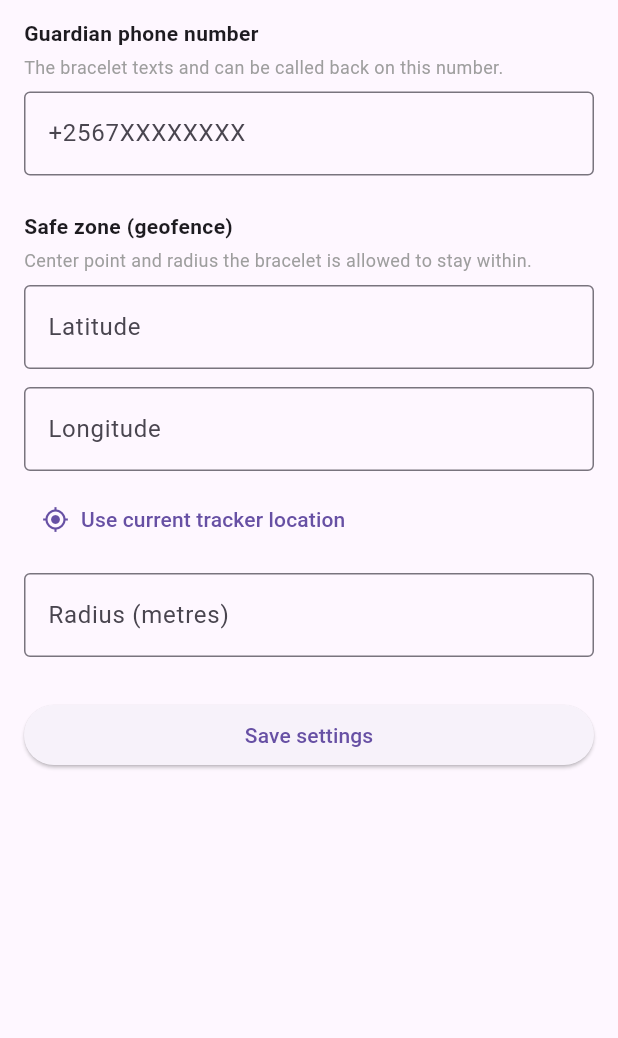
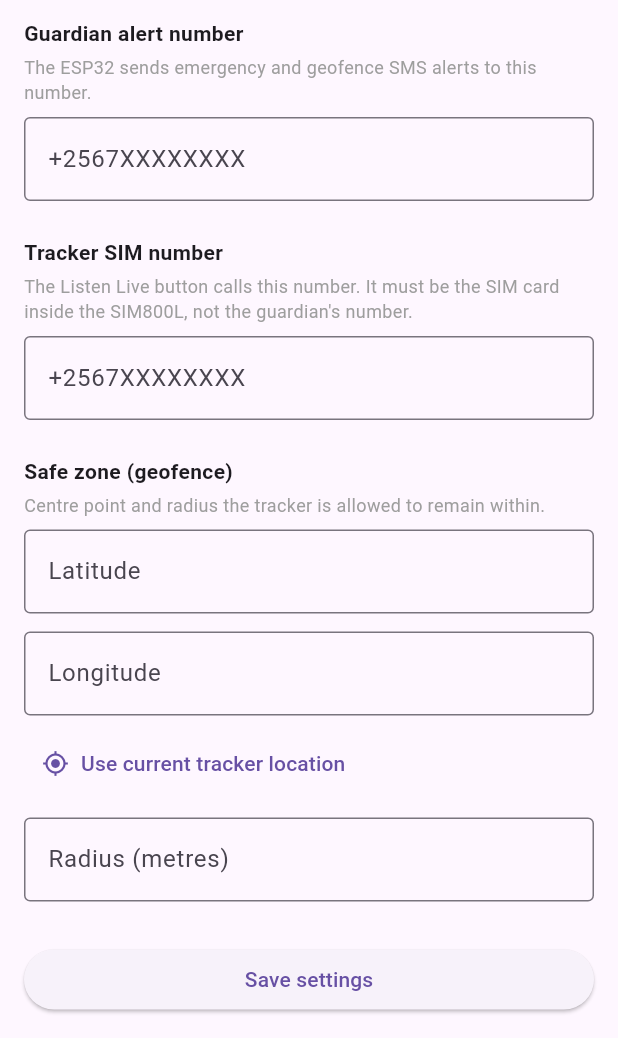
Before and after one commit to Ssewajje-Elvin-Alex/Smart_Tracker_Application, a Flutter app: the screen it shows after launch, after a tap on the "settings" icon, on a phone screen of 412 x 824 dp, the part 198-1236 px from its top. Run offline on Flutter 3.47's test engine with Material 3 defaults, Android fonts, the phone set to English and light mode, and no system bars; our stand-ins replace google_maps_flutter; network calls fail.

Commit message:
new changes

```diff
--- a/smart_tracker_app/lib/main.dart
+++ b/smart_tracker_app/lib/main.dart
@@ -1,15 +1,14 @@
 import 'dart:async';
+
 import 'package:flutter/material.dart';
-import 'services/api_services.dart';
 import 'package:google_maps_flutter/google_maps_flutter.dart';
 import 'package:url_launcher/url_launcher.dart';
+
 import 'screens/settings_screen.dart';
-
-// Must match PHONE_NUMBER in the ESP32 sketch — this is who the bracelet
-// itself already texts on emergency/geofence events.
-const String guardianContactNumber = "+256748649671";
+import 'services/api_services.dart';
 
 const Map<String, String> eventTypeLabels = {
+  "LOCATION_UPDATE": "Live location update",
   "EMERGENCY_BUTTON": "Emergency button pressed",
   "GEOFENCE_EXIT": "Left safe zone",
   "GEOFENCE_RETURN": "Returned to safe zone",
@@ -43,76 +42,166 @@ class TrackerHome extends StatefulWidget {
 
 class _TrackerHomeState extends State<TrackerHome> {
   Map<String, dynamic>? locationData;
+  Map<String, dynamic>? deviceConfig;
+
   bool loading = false;
   String? errorMessage;
   Timer? pollTimer;
 
   GoogleMapController? mapController;
+  LatLng currentPosition = const LatLng(0.332201, 32.570472);
 
-  LatLng currentPosition = const LatLng(0.332201, 32.570472);
+  String get trackerSimNumber =>
+      (deviceConfig?["device_phone"] ?? "").toString().trim();
+
+  DateTime? get latestTimestamp {
+    final value = locationData?["timestamp"]?.toString();
+    return value == null ? null : DateTime.tryParse(value)?.toLocal();
+  }
+
+  bool get dataIsStale {
+    final timestamp = latestTimestamp;
+    if (timestamp == null) return true;
+    return DateTime.now().difference(timestamp) > const Duration(minutes: 2);
+  }
 
   @override
   void initState() {
     super.initState();
-    getLocation();
-    // Auto-refresh so a real emergency shows up without the user tapping
-    // anything.
+    _loadInitialData();
+
+    // Polling is used until Firebase push/realtime delivery is added.
     pollTimer = Timer.periodic(
       const Duration(seconds: 15),
       (_) => getLocation(silent: true),
     );
   }
 
+  Future<void> _loadInitialData() async {
+    await Future.wait([
+      getLocation(),
+      getDeviceConfig(silent: true),
+    ]);
+  }
+
   @override
   void dispose() {
     pollTimer?.cancel();
+    mapController?.dispose();
     super.dispose();
   }
 
   Future<void> getLocation({bool silent = false}) async {
-    if (!silent) {
+    if (!silent && mounted) {
       setState(() => loading = true);
     }
 
     try {
       final data = await ApiService.getLatestLocation();
+      final latitude = double.parse(data["latitude"].toString());
+      final longitude = double.parse(data["longitude"].toString());
+
+      if (!mounted) return;
+
       setState(() {
         locationData = data;
         errorMessage = null;
-        currentPosition = LatLng(
-          double.parse(data["latitude"].toString()),
-          double.parse(data["longitude"].toString()),
-        );
+        currentPosition = LatLng(latitude, longitude);
       });
 
-      mapController?.animateCamera(
+      await mapController?.animateCamera(
         CameraUpdate.newLatLngZoom(currentPosition, 15),
       );
     } catch (e) {
+      if (!mounted) return;
+
       setState(() => errorMessage = e.toString());
 
-      if (!silent && mounted) {
+      if (!silent) {
         ScaffoldMessenger.of(context).showSnackBar(
           SnackBar(content: Text("Error: $e")),
         );
       }
-    }
-
-    if (!silent) {
-      setState(() => loading = false);
+    } finally {
+      if (!silent && mounted) {
+        setState(() => loading = false);
+      }
     }
   }
 
-  Future<void> callGuardianContact() async {
-    final uri = Uri(scheme: "tel", path: guardianContactNumber);
+  Future<void> getDeviceConfig({bool silent = false}) async {
+    try {
+      final config = await ApiService.getDeviceConfig();
+      if (!mounted) return;
+      setState(() => deviceConfig = config);
+    } catch (e) {
+      if (!silent && mounted) {
+        ScaffoldMessenger.of(context).showSnackBar(
+          SnackBar(content: Text("Could not load device settings: $e")),
+        );
+      }
+    }
+  }
 
-    if (await canLaunchUrl(uri)) {
-      await launchUrl(uri);
-    } else if (mounted) {
+  Future<void> callTrackerDevice() async {
+    final number = trackerSimNumber;
+
+    if (number.isEmpty) {
       ScaffoldMessenger.of(context).showSnackBar(
-        const SnackBar(content: Text("Could not open the phone dialer.")),
+        const SnackBar(
+          content: Text(
+            "Set the tracker SIM number in Device Settings first.",
+          ),
+        ),
       );
+      return;
     }
+
+    final uri = Uri(scheme: "tel", path: number);
+
+    try {
+      final launched = await launchUrl(
+        uri,
+        mode: LaunchMode.externalApplication,
+      );
+
+      if (!launched && mounted) {
+        ScaffoldMessenger.of(context).showSnackBar(
+          const SnackBar(content: Text("Could not open the phone dialer.")),
+        );
+      }
+    } catch (e) {
+      if (mounted) {
+        ScaffoldMessenger.of(context).showSnackBar(
+          SnackBar(content: Text("Could not start the call: $e")),
+        );
+      }
+    }
+  }
+
+  Future<void> openSettings() async {
+    final saved = await Navigator.of(context).push<bool>(
+      MaterialPageRoute(
+        builder: (_) => SettingsScreen(
+          currentTrackerLatitude: currentPosition.latitude,
+          currentTrackerLongitude: currentPosition.longitude,
+        ),
+      ),
+    );
+
+    if (saved == true) {
+      await getDeviceConfig();
+    }
+  }
+
+  String formatLastUpdate() {
+    final timestamp = latestTimestamp;
+    if (timestamp == null) return "No update received";
+
+    final age = DateTime.now().difference(timestamp);
+    if (age.inSeconds < 60) return "Updated ${age.inSeconds}s ago";
+    if (age.inMinutes < 60) return "Updated ${age.inMinutes}m ago";
+    return "Updated ${age.inHours}h ago";
   }
 
   @override
@@ -120,6 +209,20 @@ class _TrackerHomeState extends State<TrackerHome> {
     final bool emergency = locationData?["emergency"] ?? false;
     final String eventType = locationData?["event_type"] ?? "";
     final String eventLabel = eventTypeLabels[eventType] ?? "No data yet";
+
+    final String statusText = locationData == null
+        ? "NO DATA"
+        : dataIsStale
+            ? "STALE"
+            : emergency
+                ? "EMERGENCY"
+                : "SAFE";
+
+    final Color statusColor = locationData == null || dataIsStale
+        ? Colors.orange
+        : emergency
+            ? Colors.red
+            : Colors.green;
 
     return Scaffold(
       backgroundColor: Colors.grey[100],
@@ -153,29 +256,20 @@ class _TrackerHomeState extends State<TrackerHome> {
                           vertical: 6,
                         ),
                         decoration: BoxDecoration(
-                          color: emergency ? Colors.red[100] : Colors.green[100],
+                          color: statusColor.withValues(alpha: 0.15),
                           borderRadius: BorderRadius.circular(20),
                         ),
                         child: Text(
-                          emergency ? "EMERGENCY" : "SAFE",
+                          statusText,
                           style: TextStyle(
-                            color: emergency ? Colors.red : Colors.green,
+                            color: statusColor,
                             fontWeight: FontWeight.bold,
                           ),
                         ),
                       ),
                       IconButton(
                         icon: const Icon(Icons.settings),
-                        onPressed: () {
-                          Navigator.of(context).push(
-                            MaterialPageRoute(
-                              builder: (_) => SettingsScreen(
-                                currentTrackerLatitude: currentPosition.latitude,
-                                currentTrackerLongitude: currentPosition.longitude,
-                              ),
-                            ),
-                          );
-                        },
+                        onPressed: openSettings,
                       ),
                     ],
                   ),
@@ -200,8 +294,8 @@ class _TrackerHomeState extends State<TrackerHome> {
                       markerId: const MarkerId("tracker"),
                       position: currentPosition,
                       infoWindow: const InfoWindow(
-                        title: "Guardian Bracelet",
-                        snippet: "Current location",
+                        title: "Smart Guardian device",
+                        snippet: "Latest reported location",
                       ),
                     ),
                   },
@@ -233,14 +327,23 @@ class _TrackerHomeState extends State<TrackerHome> {
                       const SizedBox(height: 6),
                       Text("Latitude: ${locationData!['latitude']}"),
                       Text("Longitude: ${locationData!['longitude']}"),
-                      if (locationData!['distance_metres'] != null)
+                      if (locationData!["distance_metres"] != null)
                         Text(
-                          "Distance from safe zone: "
+                          "Distance from safe-zone centre: "
                           "${locationData!['distance_metres']} m",
                         ),
-                      if (locationData!['satellites'] != null)
+                      if (locationData!["satellites"] != null)
                         Text("Satellites: ${locationData!['satellites']}"),
                       Text("Battery: ${locationData!['battery_level']}%"),
+                      const SizedBox(height: 4),
+                      Text(
+                        formatLastUpdate(),
+                        style: TextStyle(
+                          color: dataIsStale ? Colors.orange : Colors.grey[700],
+                          fontWeight:
+                              dataIsStale ? FontWeight.bold : FontWeight.normal,
+                        ),
+                      ),
                     ],
                   ),
                 ),
@@ -259,15 +362,15 @@ class _TrackerHomeState extends State<TrackerHome> {
                   const SizedBox(width: 12),
                   Expanded(
                     child: ElevatedButton.icon(
-                      icon: const Icon(Icons.call, color: Colors.white),
+                      icon: const Icon(Icons.hearing, color: Colors.white),
                       label: const Text(
-                        "Call Guardian",
+                        "Listen Live",
                         style: TextStyle(
                           color: Colors.white,
                           fontWeight: FontWeight.bold,
                         ),
                       ),
-                      onPressed: callGuardianContact,
+                      onPressed: callTrackerDevice,
                       style: ElevatedButton.styleFrom(
                         backgroundColor: Colors.red,
                       ),
--- a/smart_tracker_app/lib/screens/settings_screen.dart
+++ b/smart_tracker_app/lib/screens/settings_screen.dart
@@ -1,13 +1,10 @@
 import 'package:flutter/material.dart';
+
 import '../services/api_services.dart';
 
-/// Lets the guardian set the phone number the bracelet texts/calls, and
-/// the geofence center + radius. Saved settings are written to the
-/// backend; the ESP32 polls /api/config/ and applies them on its own.
+/// Guardian-facing settings. The guardian alert number receives SMS alerts.
+/// The tracker SIM number is the number the guardian calls for live listening.
 class SettingsScreen extends StatefulWidget {
-  // Optional: pass the tracker's last known position so the guardian can
-  // one-tap "use current tracker location" as the geofence center instead
-  // of typing coordinates by hand.
   final double? currentTrackerLatitude;
   final double? currentTrackerLongitude;
 
@@ -24,7 +21,8 @@ class SettingsScreen extends StatefulWidget {
 class _SettingsScreenState extends State<SettingsScreen> {
   final _formKey = GlobalKey<FormState>();
 
-  final _phoneController = TextEditingController();
+  final _guardianPhoneController = TextEditingController();
+  final _devicePhoneController = TextEditingController();
   final _latController = TextEditingController();
   final _lngController = TextEditingController();
   final _radiusController = TextEditingController();
@@ -41,7 +39,8 @@ class _SettingsScreenState extends State<SettingsScreen> {
 
   @override
   void dispose() {
-    _phoneController.dispose();
+    _guardianPhoneController.dispose();
+    _devicePhoneController.dispose();
     _latController.dispose();
     _lngController.dispose();
     _radiusController.dispose();
@@ -56,15 +55,20 @@ class _SettingsScreenState extends State<SettingsScreen> {
 
     try {
       final config = await ApiService.getDeviceConfig();
-      _phoneController.text = config["guardian_phone"] ?? "";
+      _guardianPhoneController.text = config["guardian_phone"] ?? "";
+      _devicePhoneController.text = config["device_phone"] ?? "";
       _latController.text = config["geofence_latitude"].toString();
       _lngController.text = config["geofence_longitude"].toString();
       _radiusController.text = config["geofence_radius_m"].toString();
     } catch (e) {
-      setState(() => errorMessage = e.toString());
+      if (mounted) {
+        setState(() => errorMessage = e.toString());
+      }
+    } finally {
+      if (mounted) {
+        setState(() => loading = false);
+      }
     }
-
-    setState(() => loading = false);
   }
 
   void _useCurrentTrackerLocation() {
@@ -77,8 +81,10 @@ class _SettingsScreenState extends State<SettingsScreen> {
     }
 
     setState(() {
-      _latController.text = widget.currentTrackerLatitude!.toStringAsFixed(6);
-      _lngController.text = widget.currentTrackerLongitude!.toStringAsFixed(6);
+      _latController.text =
+          widget.currentTrackerLatitude!.toStringAsFixed(6);
+      _lngController.text =
+          widget.currentTrackerLongitude!.toStringAsFixed(6);
     });
   }
 
@@ -89,7 +95,8 @@ class _SettingsScreenState extends State<SettingsScreen> {
 
     try {
       await ApiService.updateDeviceConfig(
-        guardianPhone: _phoneController.text.trim(),
+        guardianPhone: _guardianPhoneController.text.trim(),
+        devicePhone: _devicePhoneController.text.trim(),
         geofenceLatitude: double.parse(_latController.text.trim()),
         geofenceLongitude: double.parse(_lngController.text.trim()),
         geofenceRadiusM: double.parse(_radiusController.text.trim()),
@@ -99,7 +106,7 @@ class _SettingsScreenState extends State<SettingsScreen> {
         ScaffoldMessenger.of(context).showSnackBar(
           const SnackBar(content: Text("Settings saved.")),
         );
-        Navigator.of(context).pop();
+        Navigator.of(context).pop(true);
       }
     } catch (e) {
       if (mounted) {
@@ -107,9 +114,9 @@ class _SettingsScreenState extends State<SettingsScreen> {
           SnackBar(content: Text("Error: $e")),
         );
       }
+    } finally {
+      if (mounted) setState(() => saving = false);
     }
-
-    if (mounted) setState(() => saving = false);
   }
 
   String? _requiredValidator(String? value) {
@@ -117,9 +124,31 @@ class _SettingsScreenState extends State<SettingsScreen> {
     return null;
   }
 
+  String? _phoneValidator(String? value) {
+    final requiredError = _requiredValidator(value);
+    if (requiredError != null) return requiredError;
+
+    final normalized = value!.replaceAll(RegExp(r"[\s()-]"), "");
+    if (!RegExp(r"^\+[1-9]\d{8,14}$").hasMatch(normalized)) {
+      return "Use international format, for example +2567XXXXXXXX";
+    }
+    return null;
+  }
+
   String? _numberValidator(String? value) {
     if (value == null || value.trim().isEmpty) return "Required";
     if (double.tryParse(value.trim()) == null) return "Enter a number";
+    return null;
+  }
+
+  String? _radiusValidator(String? value) {
+    final error = _numberValidator(value);
+    if (error != null) return error;
+
+    final radius = double.parse(value!.trim());
+    if (radius < 10 || radius > 100000) {
+      return "Enter a radius from 10 to 100000 metres";
+    }
     return null;
   }
 
@@ -145,23 +174,43 @@ class _SettingsScreenState extends State<SettingsScreen> {
                         ),
                       ),
                     const Text(
-                      "Guardian phone number",
+                      "Guardian alert number",
                       style: TextStyle(fontWeight: FontWeight.bold),
                     ),
                     const SizedBox(height: 4),
                     const Text(
-                      "The bracelet texts and can be called back on this number.",
+                      "The ESP32 sends emergency and geofence SMS alerts to this number.",
                       style: TextStyle(fontSize: 12, color: Colors.grey),
                     ),
                     const SizedBox(height: 8),
                     TextFormField(
-                      controller: _phoneController,
+                      controller: _guardianPhoneController,
                       keyboardType: TextInputType.phone,
                       decoration: const InputDecoration(
                         border: OutlineInputBorder(),
                         hintText: "+2567XXXXXXXX",
                       ),
-                      validator: _requiredValidator,
+                      validator: _phoneValidator,
+                    ),
+                    const SizedBox(height: 24),
+                    const Text(
+                      "Tracker SIM number",
+                      style: TextStyle(fontWeight: FontWeight.bold),
+                    ),
+                    const SizedBox(height: 4),
+                    const Text(
+                      "The Listen Live button calls this number. It must be the SIM card inside the SIM800L, not the guardian's number.",
+                      style: TextStyle(fontSize: 12, color: Colors.grey),
+                    ),
+                    const SizedBox(height: 8),
+                    TextFormField(
+                      controller: _devicePhoneController,
+                      keyboardType: TextInputType.phone,
+                      decoration: const InputDecoration(
+                        border: OutlineInputBorder(),
+                        hintText: "+2567XXXXXXXX",
+                      ),
+                      validator: _phoneValidator,
                     ),
                     const SizedBox(height: 24),
                     const Text(
@@ -170,14 +219,16 @@ class _SettingsScreenState extends State<SettingsScreen> {
                     ),
                     const SizedBox(height: 4),
                     const Text(
-                      "Center point and radius the bracelet is allowed to stay within.",
+                      "Centre point and radius the tracker is allowed to remain within.",
                       style: TextStyle(fontSize: 12, color: Colors.grey),
                     ),
                     const SizedBox(height: 8),
                     TextFormField(
                       controller: _latController,
-                      keyboardType:
-                          const TextInputType.numberWithOptions(decimal: true, signed: true),
+                      keyboardType: const TextInputType.numberWithOptions(
+                        decimal: true,
+                        signed: true,
+                      ),
                       decoration: const InputDecoration(
                         border: OutlineInputBorder(),
                         labelText: "Latitude",
@@ -187,8 +238,10 @@ class _SettingsScreenState extends State<SettingsScreen> {
                     const SizedBox(height: 12),
                     TextFormField(
                       controller: _lngController,
-                      keyboardType:
-                          const TextInputType.numberWithOptions(decimal: true, signed: true),
+                      keyboardType: const TextInputType.numberWithOptions(
+                        decimal: true,
+                        signed: true,
+                      ),
                       decoration: const InputDecoration(
                         border: OutlineInputBorder(),
                         labelText: "Longitude",
@@ -204,13 +257,14 @@ class _SettingsScreenState extends State<SettingsScreen> {
                     const SizedBox(height: 12),
                     TextFormField(
                       controller: _radiusController,
-                      keyboardType:
-                          const TextInputType.numberWithOptions(decimal: true),
+                      keyboardType: const TextInputType.numberWithOptions(
+                        decimal: true,
+                      ),
                       decoration: const InputDecoration(
                         border: OutlineInputBorder(),
                         labelText: "Radius (metres)",
                       ),
-                      validator: _numberValidator,
+                      validator: _radiusValidator,
                     ),
                     const SizedBox(height: 28),
                     SizedBox(
--- a/smart_tracker_app/lib/services/api_services.dart
+++ b/smart_tracker_app/lib/services/api_services.dart
@@ -1,61 +1,73 @@
 import 'dart:convert';
+
 import 'package:http/http.dart' as http;
 
 class ApiService {
   static const String baseUrl =
       "https://smart-tracker-a4mu.onrender.com/api";
-      //"http://10.177.149.48:8000/api";
-      //"http://127.0.0.1:8000/api";
+
+  static const Duration requestTimeout = Duration(seconds: 25);
 
   static Future<Map<String, dynamic>> getLatestLocation() async {
-    final response = await http.get(Uri.parse("$baseUrl/location/latest/"));
+    final response = await http
+        .get(Uri.parse("$baseUrl/location/latest/"))
+        .timeout(requestTimeout);
 
     if (response.statusCode == 200) {
-      return jsonDecode(response.body);
-    } else if (response.statusCode == 404) {
+      return jsonDecode(response.body) as Map<String, dynamic>;
+    }
+
+    if (response.statusCode == 404) {
       throw Exception("No tracker data received yet");
-    } else {
+    }
+
     throw Exception(
       "Failed to load location (status ${response.statusCode})",
     );
   }
+
+  static Future<Map<String, dynamic>> getDeviceConfig() async {
+    final response = await http
+        .get(Uri.parse("$baseUrl/config/"))
+        .timeout(requestTimeout);
+
+    if (response.statusCode == 200) {
+      return jsonDecode(response.body) as Map<String, dynamic>;
     }
 
-  static Future<Map<String, dynamic>> getDeviceConfig() async {
-    final response = await http.get(Uri.parse("$baseUrl/config/"));
-
-    if (response.statusCode == 200) {
-      return jsonDecode(response.body);
-    } else {
     throw Exception(
       "Failed to load settings (status ${response.statusCode})",
     );
   }
-  }
 
   static Future<Map<String, dynamic>> updateDeviceConfig({
     required String guardianPhone,
+    required String devicePhone,
     required double geofenceLatitude,
     required double geofenceLongitude,
     required double geofenceRadiusM,
   }) async {
-    final response = await http.patch(
+    final response = await http
+        .patch(
           Uri.parse("$baseUrl/config/"),
           headers: {"Content-Type": "application/json"},
           body: jsonEncode({
             "guardian_phone": guardianPhone,
+            "device_phone": devicePhone,
             "geofence_latitude": geofenceLatitude,
             "geofence_longitude": geofenceLongitude,
             "geofence_radius_m": geofenceRadiusM,
           }),
-    );
+        )
+        .timeout(requestTimeout);
 
     if (response.statusCode == 200) {
-      return jsonDecode(response.body);
-    } else {
+      return jsonDecode(response.body) as Map<String, dynamic>;
+    }
+
     throw Exception(
-        "Failed to save settings (status ${response.statusCode})",
+      "Failed to save settings (status ${response.statusCode}): "
+      "${response.body}",
     );
   }
 }
-}
```
Also changed, not shown: smart_tracker_app/pubspec.lock, 13 other files. Lines whose indentation alone changed are shown as unchanged.
